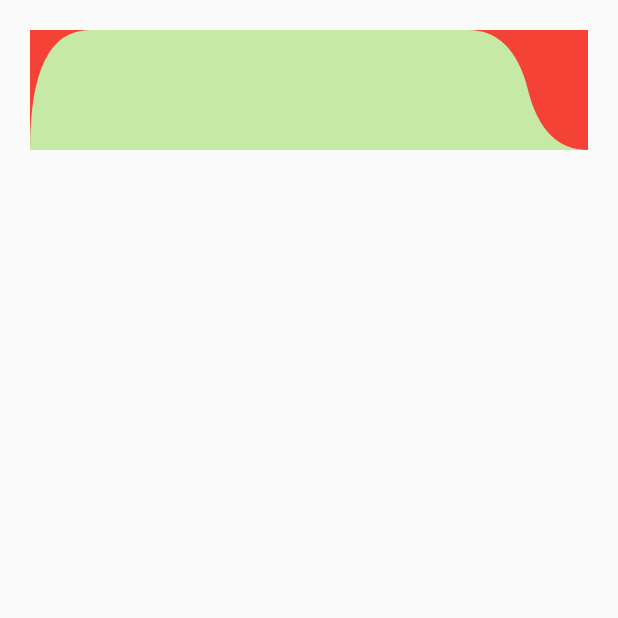
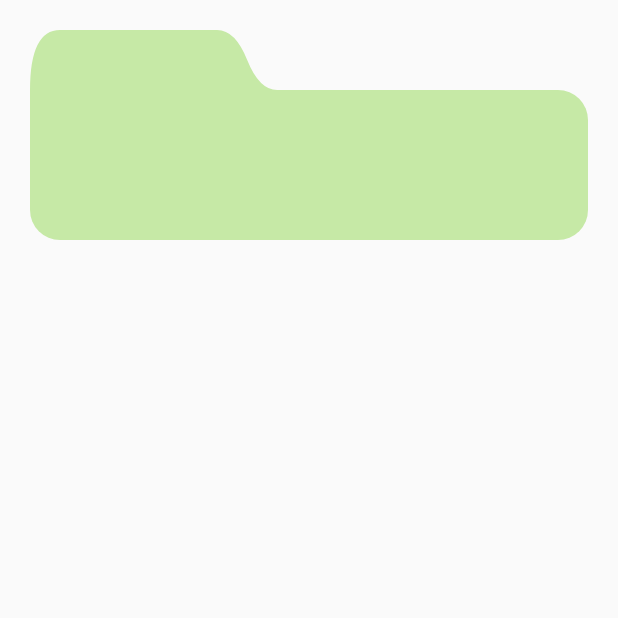
Before and after one commit to campfire5/coocko, a Flutter app: the screen it shows after launch, on a phone screen of 412 x 824 dp, the top half of it. Run offline on Flutter 3.47's test engine with Material 2 defaults, Android fonts, the phone set to English and light mode, and no system bars; our stand-ins replace bloc.

Commit message:
feat: added the body of the tile

```diff
--- a/lib/presentation/widgets/tile.dart
+++ b/lib/presentation/widgets/tile.dart
@@ -11,13 +11,54 @@ class CoockoTile extends StatelessWidget {
 
   @override
   Widget build(BuildContext context) {
+    final width = MediaQuery.of(context).size.width;
     return Container(
-      color: Colors.red,
-      child: CustomPaint(
-        size: const Size(400, 80),
-        painter: TileHeadShapePainter(color: backgroundColor),
+      child: Column(
+        crossAxisAlignment: CrossAxisAlignment.start,
+        children: [
+          CustomPaint(
+            size: Size(width * 0.4, 40),
+            painter: TileHeadShapePainter(color: backgroundColor),
+          ),
+          CustomPaint(
+            size: Size(width, 100),
+            painter: TileBodyShapePainter(color: backgroundColor),
+          ),
+        ],
       ),
     );
+  }
+}
+
+class TileBodyShapePainter extends CustomPainter {
+  const TileBodyShapePainter({
+    required this.color,
+  });
+
+  final Color color;
+
+  @override
+  void paint(Canvas canvas, Size size) {
+    final paint = Paint()
+      ..color = color
+      ..style = PaintingStyle.fill;
+
+    const radius = 20.0;
+
+    canvas.drawRRect(
+      RRect.fromRectAndCorners(
+        Rect.fromLTWH(0, 0, size.width, size.height),
+        topRight: Radius.circular(radius),
+        bottomLeft: Radius.circular(radius),
+        bottomRight: Radius.circular(radius),
+      ),
+      paint,
+    );
+  }
+
+  @override
+  bool shouldRepaint(CustomPainter oldDelegate) {
+    return true;
   }
 }
 
@@ -34,8 +75,8 @@ class TileHeadShapePainter extends CustomPainter {
       ..color = color
       ..style = PaintingStyle.fill;
 
-    const arcDimension = 80.0;
-    const tiltValue = 10;
+    const arcDimension = 40.0;
+    const tiltValue = 8.0;
 
     final path = Path()
       ..moveTo(0, 0)
@@ -51,7 +92,7 @@ class TileHeadShapePainter extends CustomPainter {
       )
       ..quadraticBezierTo(
         size.width - arcDimension / 2 + tiltValue,
-        80,
+        arcDimension,
         size.width,
         size.height,
       )
@@ -81,47 +122,3 @@ class TileHeadShapePainter extends CustomPainter {
     return true;
   }
 }
-
-// class CustomShapePainter extends CustomPainter {
-//   const CustomShapePainter({
-//     required this.color,
-//   });
-
-//   final Color color;
-
-//   @override
-//   void paint(Canvas canvas, Size size) {
-//     final paint = Paint()
-//       ..color = color
-//       ..style = PaintingStyle.fill;
-
-//     final arcDimension = size.height / 3;
-
-//     final path = Path()
-//       ..moveTo(0, 0)
-//       ..lineTo(
-//         size.width,
-//         0,
-//       )
-//       ..lineTo(
-//         size.width,
-//         size.height,
-//       )
-//       ..quadraticBezierTo(size.width, size.height - arcDimension,
-//           size.width - arcDimension, size.height - arcDimension)
-//       ..lineTo(2 * arcDimension, size.height - arcDimension)
-//       ..quadraticBezierTo(arcDimension + 3, 30, arcDimension, arcDimension)
-//       ..quadraticBezierTo(arcDimension - 3, 0, 0, 0)
-//       ..lineTo(
-//         0,
-//         0,
-//       );
-
-//     canvas.drawPath(path, paint);
-//   }
-
-//   @override
-//   bool shouldRepaint(CustomPainter oldDelegate) {
-//     return true;
-//   }
-// }
```
